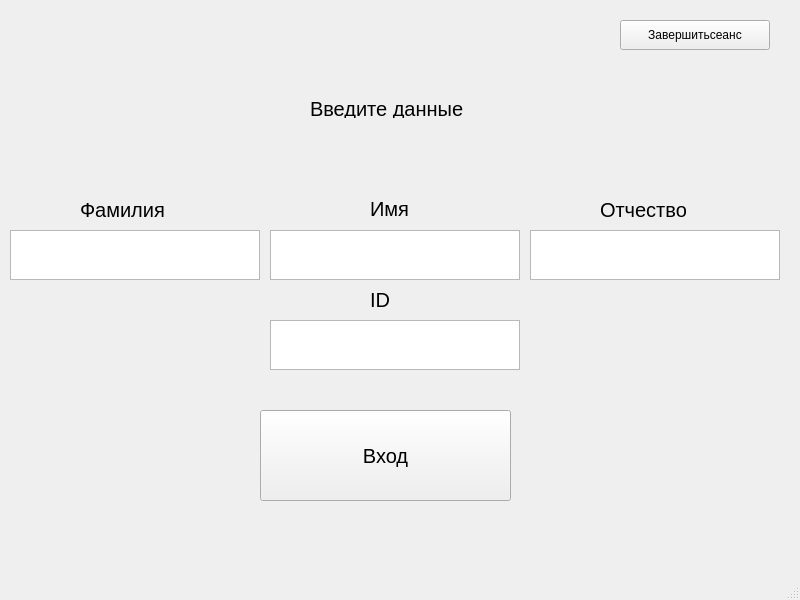
First picture: the form in Project/Database_shcedule/sign_up.ui, repository paknikolay/DBProject, before the edit.
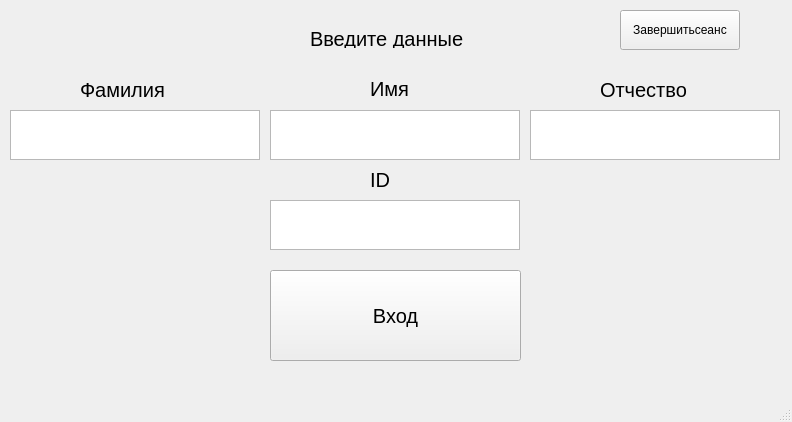
Second picture: the form after the edit.

The edit to the form file:
```diff
--- a/Project/Database_shcedule/sign_up.ui
+++ b/Project/Database_shcedule/sign_up.ui
@@ -6,8 +6,8 @@
    <rect>
     <x>0</x>
     <y>0</y>
-    <width>800</width>
-    <height>600</height>
+    <width>792</width>
+    <height>422</height>
    </rect>
   </property>
   <property name="windowTitle">
@@ -17,8 +17,8 @@
    <widget class="QPushButton" name="pushButton">
     <property name="geometry">
      <rect>
-      <x>260</x>
-      <y>410</y>
+      <x>270</x>
+      <y>270</y>
       <width>251</width>
       <height>91</height>
      </rect>
@@ -36,7 +36,7 @@
     <property name="geometry">
      <rect>
       <x>10</x>
-      <y>230</y>
+      <y>110</y>
       <width>250</width>
       <height>50</height>
      </rect>
@@ -57,7 +57,7 @@
     <property name="geometry">
      <rect>
       <x>270</x>
-      <y>230</y>
+      <y>110</y>
       <width>250</width>
       <height>50</height>
      </rect>
@@ -72,7 +72,7 @@
     <property name="geometry">
      <rect>
       <x>80</x>
-      <y>200</y>
+      <y>80</y>
       <width>100</width>
       <height>20</height>
      </rect>
@@ -90,7 +90,7 @@
     <property name="geometry">
      <rect>
       <x>370</x>
-      <y>200</y>
+      <y>80</y>
       <width>41</width>
       <height>18</height>
      </rect>
@@ -108,7 +108,7 @@
     <property name="geometry">
      <rect>
       <x>310</x>
-      <y>100</y>
+      <y>30</y>
       <width>180</width>
       <height>18</height>
      </rect>
@@ -126,7 +126,7 @@
     <property name="geometry">
      <rect>
       <x>530</x>
-      <y>230</y>
+      <y>110</y>
       <width>250</width>
       <height>50</height>
      </rect>
@@ -139,7 +139,7 @@
     <property name="geometry">
      <rect>
       <x>600</x>
-      <y>200</y>
+      <y>80</y>
       <width>91</width>
       <height>20</height>
      </rect>
@@ -157,9 +157,9 @@
     <property name="geometry">
      <rect>
       <x>620</x>
-      <y>20</y>
-      <width>150</width>
-      <height>30</height>
+      <y>10</y>
+      <width>120</width>
+      <height>40</height>
      </rect>
     </property>
     <property name="text">
@@ -170,7 +170,7 @@
     <property name="geometry">
      <rect>
       <x>270</x>
-      <y>320</y>
+      <y>200</y>
       <width>250</width>
       <height>50</height>
      </rect>
@@ -191,7 +191,7 @@
     <property name="geometry">
      <rect>
       <x>370</x>
-      <y>290</y>
+      <y>170</y>
       <width>31</width>
       <height>20</height>
      </rect>
```
Left out of the diff: 2 changed lines with no effect on the pictures.
